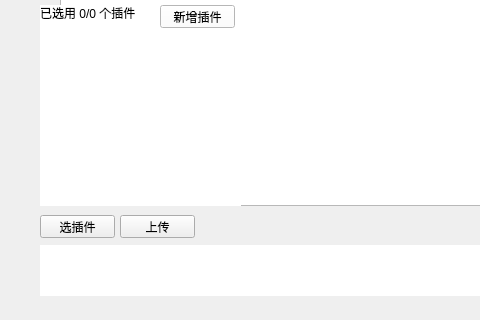
yuruotong1/autoMate, file pages/chat_page.ui: the form before one commit; both pictures show x 0 to 480 and y 358 to 678 of the 647 by 678 pixel window.
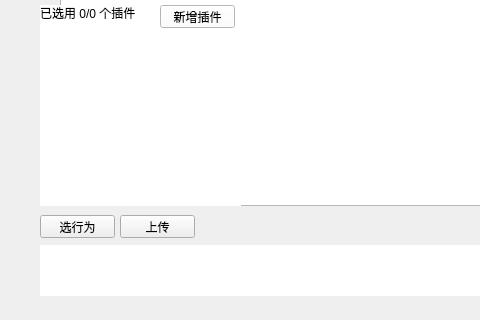
The form after the commit.

Commit message: 增加插件选择页面

Patch:
```diff
--- a/pages/chat_page.ui
+++ b/pages/chat_page.ui
@@ -50,7 +50,7 @@
      </rect>
     </property>
     <property name="text">
-     <string>选插件</string>
+     <string>选行为</string>
     </property>
    </widget>
    <widget class="QPushButton" name="pushButton_2">
```
Left out of the diff: 4 changed lines with no effect on the pictures. The commit also changes 1 other file.
